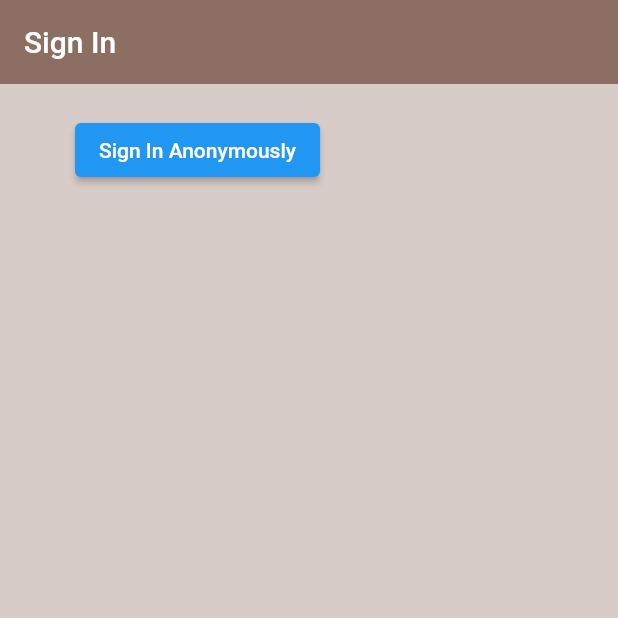
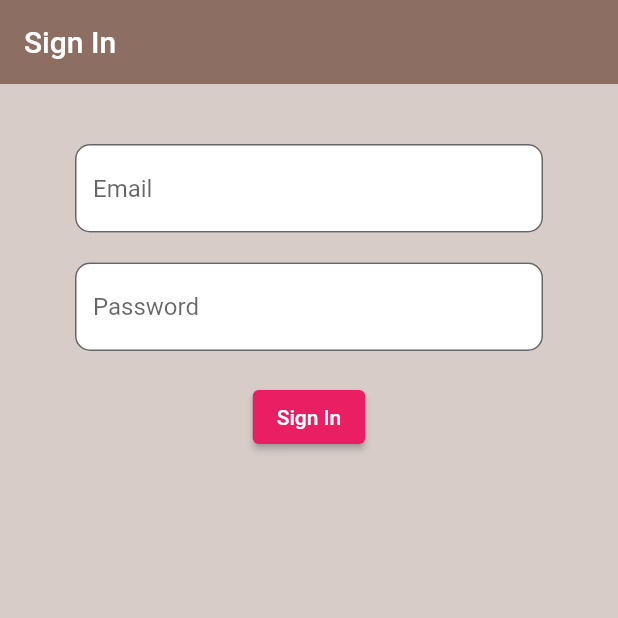
Before and after one commit to Be55am/flutter_firebase_example, a Flutter app: the screen it shows after launch, on a phone screen of 412 x 824 dp, the top half of it. Run offline on Flutter 3.47's test engine with Material 2 defaults, Android fonts, the phone set to English and light mode, and no system bars; our stand-ins replace firebase_auth, firebase_core; accounts and stored records are empty.

Commit message:
create Sign in form

```diff
--- a/lib/screens/authenticate/sign_in.dart
+++ b/lib/screens/authenticate/sign_in.dart
@@ -1,5 +1,3 @@
-
-
 import 'package:firebase_flutter/services/auth.dart';
 import 'package:flutter/material.dart';
 
@@ -11,8 +9,11 @@ class SignIn extends StatefulWidget {
 }
 
 class _SignInState extends State<SignIn> {
+  final AuthService _authService = AuthService();
 
-  final AuthService _authService = AuthService();
+  //text field state
+  String email = '';
+  String password = '';
 
   @override
   Widget build(BuildContext context) {
@@ -25,17 +26,60 @@ class _SignInState extends State<SignIn> {
       ),
       body: Container(
         padding: EdgeInsets.symmetric(vertical: 20.0, horizontal: 50.0),
-        child: ElevatedButton(
-          child: Text('Sign In Anonymously'),
-          onPressed: () async {
-            dynamic res = await _authService.signInAnon();
-            if(res == null){
-              print('Error signing in');
-            } else {
-              print('Signed in');
-              // print(res);
-            }
-          },
+        child: Form(
+          child: Column(children: [
+            SizedBox.fromSize(
+              size: Size.fromHeight(20.0),
+            ),
+            TextFormField(
+              onChanged: (val) {
+                //Do something with the user input.
+                setState(() {
+                  email = val;
+                });
+              },
+              decoration: InputDecoration(
+                hintText: 'Email',
+                fillColor: Colors.white,
+                filled: true,
+                border: OutlineInputBorder(
+                  borderRadius: BorderRadius.circular(10.0),
+                ),
+              ),
+            ),
+            SizedBox.fromSize(
+              size: Size.fromHeight(20.0),
+            ),
+            TextFormField(
+              obscureText: true,
+              onChanged: (val) {
+                //Do something with the user input.
+                setState(() {
+                  password = val;
+                });
+              },
+              decoration: InputDecoration(
+                hintText: 'Password',
+                fillColor: Colors.white,
+                filled: true,
+                border: OutlineInputBorder(
+                  borderRadius: BorderRadius.circular(10.0),
+                ),
+              ),
+            ),
+            SizedBox.fromSize(
+              size: Size.fromHeight(20.0),
+            ),
+            ElevatedButton(
+              style: ButtonStyle(
+                backgroundColor: MaterialStateProperty.all<Color>(Colors.pink),
+              ),
+                onPressed: () async {
+                print(email + ' ' + password);
+                },
+                child: Text('Sign In'),
+            ),
+          ]),
         ),
       ),
     );
```
